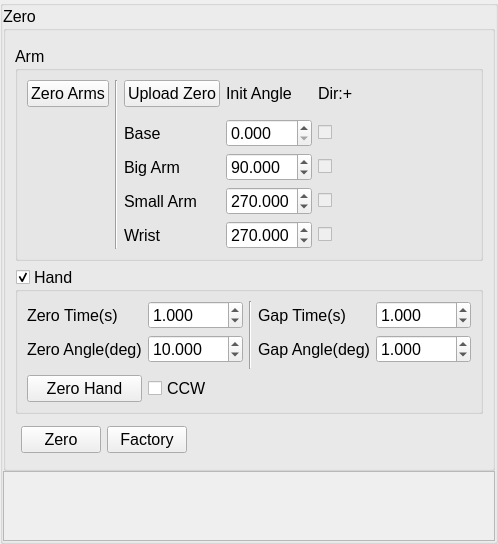
Before: the Qt Designer form source/wnd/ui/sinanjupref.ui in ww4u/megarobostudio, drawn with Qt 5.
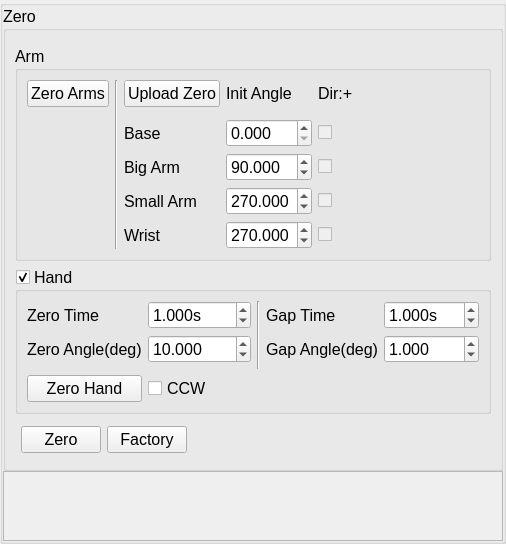
After: the same form once the commit is applied. Icons and pictures are not drawn. Custom widgets are drawn as their Qt base class.

Diff of the .ui file:
```diff
--- a/source/wnd/ui/sinanjupref.ui
+++ b/source/wnd/ui/sinanjupref.ui
@@ -66,11 +66,14 @@
         <property name="title">
          <string>Zero</string>
         </property>
-        <layout class="QVBoxLayout" name="verticalLayout_3">
-         <item>
+        <layout class="QGridLayout" name="gridLayout_3">
+         <item row="1" column="0">
           <widget class="PageOption" name="widget" native="true"/>
          </item>
-         <item>
+         <item row="1" column="1">
+          <widget class="CoordOption" name="coordOption" native="true"/>
+         </item>
+         <item row="2" column="0" colspan="2">
           <widget class="QGroupBox" name="groupBox_2">
            <property name="title">
             <string>Arm</string>
@@ -244,7 +247,7 @@
            </layout>
           </widget>
          </item>
-         <item>
+         <item row="3" column="0" colspan="2">
           <widget class="QGroupBox" name="gpHand">
            <property name="title">
             <string>Hand</string>
@@ -279,19 +282,22 @@
             <item row="0" column="3">
              <widget class="QLabel" name="label_10">
               <property name="text">
-               <string>Gap Time(s)</string>
+               <string>Gap Time</string>
               </property>
              </widget>
             </item>
             <item row="0" column="0">
              <widget class="QLabel" name="label_3">
               <property name="text">
-               <string>Zero Time(s)</string>
+               <string>Zero Time</string>
               </property>
              </widget>
             </item>
             <item row="0" column="4">
              <widget class="QDoubleSpinBox" name="spinGapTime">
+              <property name="suffix">
+               <string>s</string>
+              </property>
               <property name="decimals">
                <number>3</number>
               </property>
@@ -335,6 +341,9 @@
             </item>
             <item row="0" column="1">
              <widget class="QDoubleSpinBox" name="spinZeroTime">
+              <property name="suffix">
+               <string>s</string>
+              </property>
               <property name="decimals">
                <number>3</number>
               </property>
@@ -372,7 +381,7 @@
            </layout>
           </widget>
          </item>
-         <item>
+         <item row="4" column="0" colspan="2">
           <layout class="QHBoxLayout" name="horizontalLayout">
            <property name="leftMargin">
             <number>6</number>
@@ -487,6 +496,12 @@
    <header>pageoption.h</header>
    <container>1</container>
   </customwidget>
+  <customwidget>
+   <class>CoordOption</class>
+   <extends>QWidget</extends>
+   <header>coordoption.h</header>
+   <container>1</container>
+  </customwidget>
  </customwidgets>
  <resources/>
  <connections/>
```
